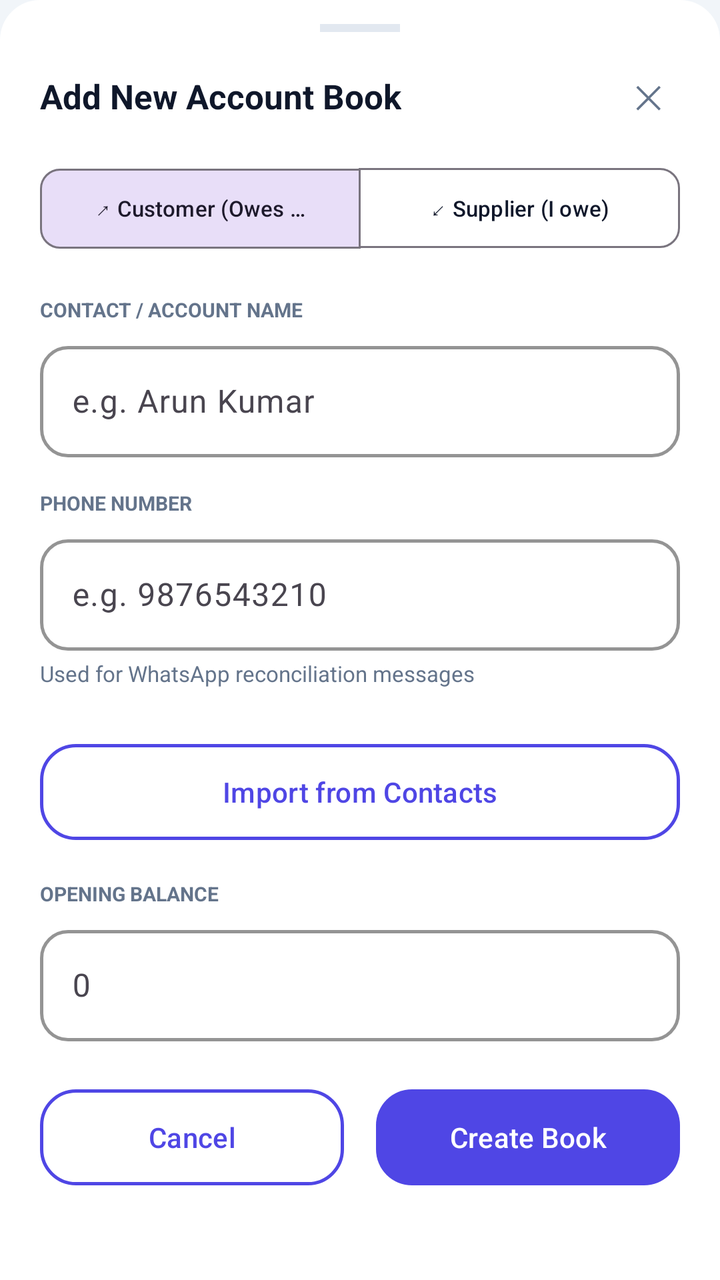
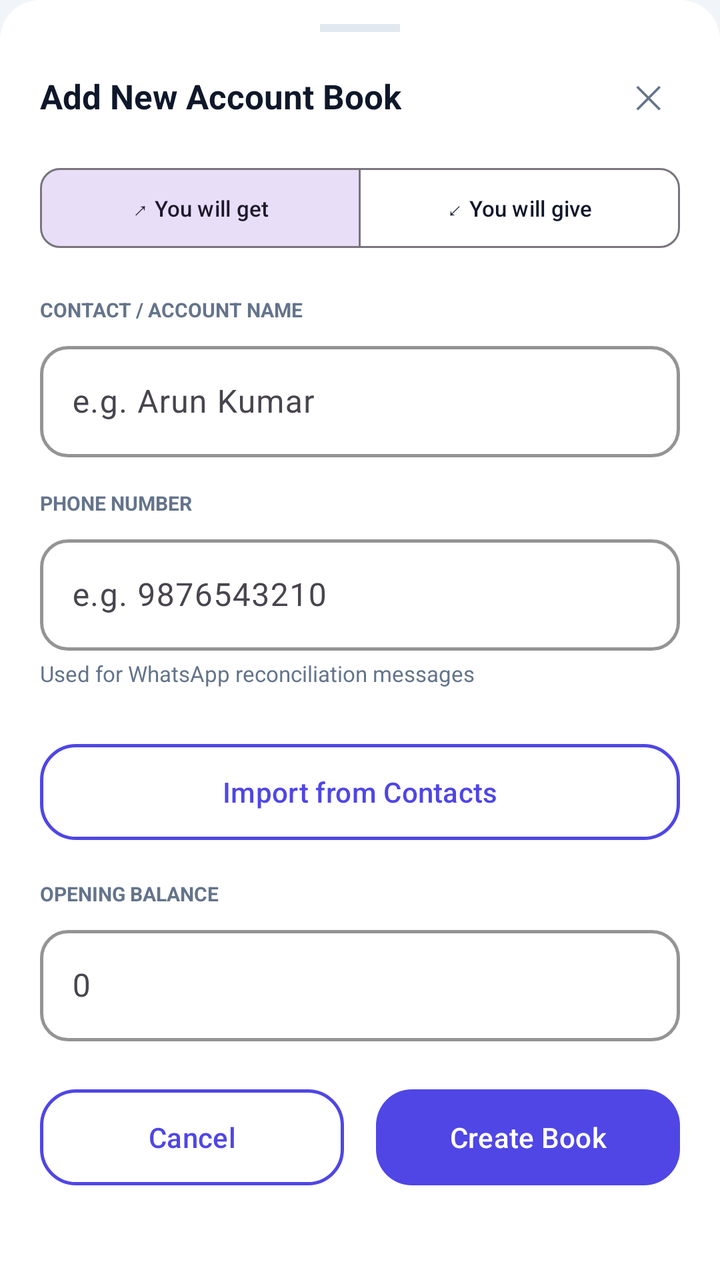

Screens rendered from an Android XML layout before and after an edit, with the pre-edit source and the edit as a unified diff.
<!-- AndroidManifest.xml: application theme Theme.BachatKhata -->
<!-- res/layout/dialog_add_account_book.xml -->
<?xml version="1.0" encoding="utf-8"?>
<LinearLayout xmlns:android="http://schemas.android.com/apk/res/android"
    xmlns:app="http://schemas.android.com/apk/res-auto"
    android:layout_width="match_parent"
    android:layout_height="wrap_content"
    android:orientation="vertical"
    android:background="@drawable/bg_sheet_top"
    android:paddingBottom="32dp">

    
    <View
        android:layout_width="40dp"
        android:layout_height="4dp"
        android:layout_gravity="center_horizontal"
        android:layout_marginTop="12dp"
        android:background="@color/colorCardBorder" />

    
    <RelativeLayout
        android:layout_width="match_parent"
        android:layout_height="wrap_content"
        android:layout_marginTop="16dp"
        android:paddingHorizontal="20dp">

        <TextView
            android:layout_width="wrap_content"
            android:layout_height="wrap_content"
            android:layout_centerVertical="true"
            android:text="Add New Account Book"
            android:textColor="@color/colorTextPrimary"
            android:textSize="17sp"
            android:textStyle="bold" />

        <TextView
            android:id="@+id/btnClose"
            android:layout_width="32dp"
            android:layout_height="32dp"
            android:layout_alignParentEnd="true"
            android:layout_centerVertical="true"
            android:gravity="center"
            android:text="✕"
            android:textColor="@color/colorTextSecondary"
            android:textSize="16sp"
            android:background="?attr/selectableItemBackgroundBorderless"
            android:clickable="true"
            android:focusable="true" />
    </RelativeLayout>

    
    <LinearLayout
        android:layout_width="match_parent"
        android:layout_height="wrap_content"
        android:orientation="vertical"
        android:paddingHorizontal="20dp"
        android:paddingTop="16dp">

        
        <com.google.android.material.button.MaterialButtonToggleGroup
            android:id="@+id/toggleType"
            android:layout_width="match_parent"
            android:layout_height="wrap_content"
            android:layout_marginBottom="20dp"
            app:checkedButton="@+id/btnTypeCustomer"
            app:singleSelection="true">

            <com.google.android.material.button.MaterialButton
                android:id="@+id/btnTypeCustomer"
                style="@style/Widget.Material3.Button.OutlinedButton"
                android:layout_width="0dp"
                android:layout_height="wrap_content"
                android:layout_weight="1"
                android:text="↗ Customer (Owes me)"
                android:textSize="11sp"
                app:cornerRadius="10dp" />

            <com.google.android.material.button.MaterialButton
                android:id="@+id/btnTypeSupplier"
                style="@style/Widget.Material3.Button.OutlinedButton"
                android:layout_width="0dp"
                android:layout_height="wrap_content"
                android:layout_weight="1"
                android:text="↙ Supplier (I owe)"
                android:textSize="11sp"
                app:cornerRadius="10dp" />
        </com.google.android.material.button.MaterialButtonToggleGroup>

        
        <TextView
            android:layout_width="wrap_content"
            android:layout_height="wrap_content"
            android:text="CONTACT / ACCOUNT NAME"
            android:textColor="@color/colorTextSecondary"
            android:textSize="10sp"
            android:textStyle="bold"
            android:layout_marginBottom="6dp" />

        
        <com.google.android.material.textfield.TextInputLayout
            android:id="@+id/tilName"
            style="@style/ClayInput"
            android:layout_width="match_parent"
            android:layout_height="wrap_content"
            android:layout_marginBottom="16dp"
            android:hint="e.g. Arun Kumar">

            <com.google.android.material.textfield.TextInputEditText
                android:id="@+id/etName"
                android:layout_width="match_parent"
                android:layout_height="wrap_content"
                android:inputType="textPersonName|textCapWords"
                android:textColor="@color/colorTextPrimary" />
        </com.google.android.material.textfield.TextInputLayout>

        
        <TextView
            android:layout_width="wrap_content"
            android:layout_height="wrap_content"
            android:text="PHONE NUMBER"
            android:textColor="@color/colorTextSecondary"
            android:textSize="10sp"
            android:textStyle="bold"
            android:layout_marginBottom="6dp" />

        
        <com.google.android.material.textfield.TextInputLayout
            android:id="@+id/tilPhone"
            style="@style/ClayInput"
            android:layout_width="match_parent"
            android:layout_height="wrap_content"
            android:layout_marginBottom="4dp"
            android:hint="e.g. 9876543210">

            <com.google.android.material.textfield.TextInputEditText
                android:id="@+id/etPhone"
                android:layout_width="match_parent"
                android:layout_height="wrap_content"
                android:inputType="phone"
                android:textColor="@color/colorTextPrimary" />
        </com.google.android.material.textfield.TextInputLayout>

        <TextView
            android:layout_width="wrap_content"
            android:layout_height="wrap_content"
            android:layout_marginBottom="16dp"
            android:text="Used for WhatsApp reconciliation messages"
            android:textColor="@color/colorTextSecondary"
            android:textSize="11sp" />

        
        <com.google.android.material.button.MaterialButton
            android:id="@+id/btnImportContact"
            style="@style/ClayButtonSecondary"
            android:layout_width="match_parent"
            android:layout_height="wrap_content"
            android:layout_marginTop="12dp"
            android:layout_marginBottom="20dp"
            android:text="Import from Contacts" />

        
        <TextView
            android:id="@+id/txtBalanceLabel"
            android:layout_width="wrap_content"
            android:layout_height="wrap_content"
            android:text="OPENING BALANCE"
            android:textColor="@color/colorTextSecondary"
            android:textSize="10sp"
            android:textStyle="bold"
            android:layout_marginBottom="6dp" />

        
        <com.google.android.material.textfield.TextInputLayout
            android:id="@+id/tilOpeningBalance"
            style="@style/ClayInput"
            android:layout_width="match_parent"
            android:layout_height="wrap_content"
            android:layout_marginBottom="24dp"
            android:hint="0">

            <com.google.android.material.textfield.TextInputEditText
                android:id="@+id/etOpeningBalance"
                android:layout_width="match_parent"
                android:layout_height="wrap_content"
                android:inputType="numberDecimal"
                android:textColor="@color/colorTextPrimary" />
        </com.google.android.material.textfield.TextInputLayout>

        
        <LinearLayout
            android:layout_width="match_parent"
            android:layout_height="wrap_content"
            android:orientation="horizontal">

            <com.google.android.material.button.MaterialButton
                android:id="@+id/btnCancel"
                style="@style/ClayButtonSecondary"
                android:layout_width="0dp"
                android:layout_height="wrap_content"
                android:layout_weight="1"
                android:layout_marginEnd="8dp"
                android:text="Cancel" />

            <com.google.android.material.button.MaterialButton
                android:id="@+id/btnCreate"
                style="@style/ClayButton"
                android:layout_width="0dp"
                android:layout_height="wrap_content"
                android:layout_weight="1"
                android:layout_marginStart="8dp"
                android:text="Create Book" />
        </LinearLayout>

    </LinearLayout>
</LinearLayout>
<!-- resources referenced by this layout -->
<resources>
  <color name="colorCardBorder">#E2E8F0</color>
  <color name="colorTextPrimary">#0F172A</color>
  <color name="colorTextSecondary">#64748B</color>
  <!-- drawable bg_sheet_top (drawable) -->
  <?xml version="1.0" encoding="utf-8"?>
  <shape xmlns:android="http://schemas.android.com/apk/res/android">
      <solid android:color="@color/colorSurface" />
      <corners android:topLeftRadius="20dp" android:topRightRadius="20dp" />
  </shape>
  <style name="ClayButton" parent="Widget.Material3.Button">
          <item name="cornerRadius">@dimen/clay_button_radius</item>
          <item name="android:paddingVertical">14dp</item>
          <item name="backgroundTint">@color/colorPrimary</item>
          <item name="android:textColor">@color/colorOnPrimary</item>
          <item name="iconTint">@color/colorOnPrimary</item>
          <item name="android:elevation">6dp</item>
          <item name="android:outlineSpotShadowColor" tools:targetApi="p">@color/colorPrimaryShadow</item>
          <item name="android:insetTop">0dp</item>
          <item name="android:insetBottom">0dp</item>
      </style>
  <style name="ClayButtonSecondary" parent="Widget.Material3.Button.OutlinedButton">
          <item name="cornerRadius">@dimen/clay_button_radius</item>
          <item name="android:paddingVertical">14dp</item>
          <item name="backgroundTint">@color/colorSurface</item>
          <item name="android:textColor">@color/colorPrimary</item>
          <item name="strokeColor">@color/colorPrimary</item>
          <item name="strokeWidth">1.5dp</item>
          <item name="android:insetTop">0dp</item>
          <item name="android:insetBottom">0dp</item>
      </style>
  <style name="ClayInput" parent="Widget.Material3.TextInputLayout.OutlinedBox">
          <item name="boxCornerRadiusTopStart">@dimen/clay_input_radius</item>
          <item name="boxCornerRadiusTopEnd">@dimen/clay_input_radius</item>
          <item name="boxCornerRadiusBottomStart">@dimen/clay_input_radius</item>
          <item name="boxCornerRadiusBottomEnd">@dimen/clay_input_radius</item>
          <item name="boxStrokeColor">@color/colorCardBorder</item>
          <item name="boxStrokeWidth">1.5dp</item>
          <item name="boxStrokeWidthFocused">2.5dp</item>
          <item name="boxBackgroundColor">@color/colorSurface</item>
          <item name="hintTextColor">@color/colorPrimary</item>
      </style>
  <style name="Theme.BachatKhata" parent="Base.Theme.BachatKhata" />
  <color name="colorSurface">#FFFFFF</color>
  <dimen name="clay_button_radius">18dp</dimen>
  <color name="colorPrimary">#4F46E5</color>
  <color name="colorOnPrimary">#FFFFFF</color>
  <color name="colorPrimaryShadow">#3730A3</color>
  <dimen name="clay_input_radius">14dp</dimen>
  <style name="Base.Theme.BachatKhata" parent="Theme.Material3.Light.NoActionBar">
          
          <item name="colorPrimary">@color/colorPrimary</item>
          <item name="colorOnPrimary">@color/colorOnPrimary</item>
          <item name="colorSecondary">@color/colorSecondary</item>
          <item name="colorError">@color/colorDanger</item>
          <item name="android:windowBackground">@color/colorBackground</item>
          <item name="colorSurface">@color/colorSurface</item>
          <item name="android:colorBackground">@color/colorBackground</item>
          <item name="colorOnSurface">@color/colorTextPrimary</item>
  
          
          <item name="android:statusBarColor">@color/colorBackground</item>
          <item name="android:windowLightStatusBar" tools:targetApi="m">true</item>
          <item name="android:navigationBarColor">@color/colorBackground</item>
      </style>
  <color name="colorSecondary">#14B8A6</color>
  <color name="colorDanger">#DC2626</color>
  <color name="colorBackground">#F1F5F9</color>
</resources>

<!-- the commit's change to res/layout/dialog_add_account_book.xml (unified diff, before → after) -->
@@ -56,30 +56,30 @@
 
         
         <com.google.android.material.button.MaterialButtonToggleGroup
-            android:id="@+id/toggleType"
+            android:id="@+id/toggleOpeningDirection"
             android:layout_width="match_parent"
             android:layout_height="wrap_content"
             android:layout_marginBottom="20dp"
-            app:checkedButton="@+id/btnTypeCustomer"
+            app:checkedButton="@+id/btnOpeningTheyOwe"
             app:singleSelection="true">
 
             <com.google.android.material.button.MaterialButton
-                android:id="@+id/btnTypeCustomer"
+                android:id="@+id/btnOpeningTheyOwe"
                 style="@style/Widget.Material3.Button.OutlinedButton"
                 android:layout_width="0dp"
                 android:layout_height="wrap_content"
                 android:layout_weight="1"
-                android:text="↗ Customer (Owes me)"
+                android:text="↗ You will get"
                 android:textSize="11sp"
                 app:cornerRadius="10dp" />
 
             <com.google.android.material.button.MaterialButton
-                android:id="@+id/btnTypeSupplier"
+                android:id="@+id/btnOpeningYouOwe"
                 style="@style/Widget.Material3.Button.OutlinedButton"
                 android:layout_width="0dp"
                 android:layout_height="wrap_content"
                 android:layout_weight="1"
-                android:text="↙ Supplier (I owe)"
+                android:text="↙ You will give"
                 android:textSize="11sp"
                 app:cornerRadius="10dp" />
         </com.google.android.material.button.MaterialButtonToggleGroup>
